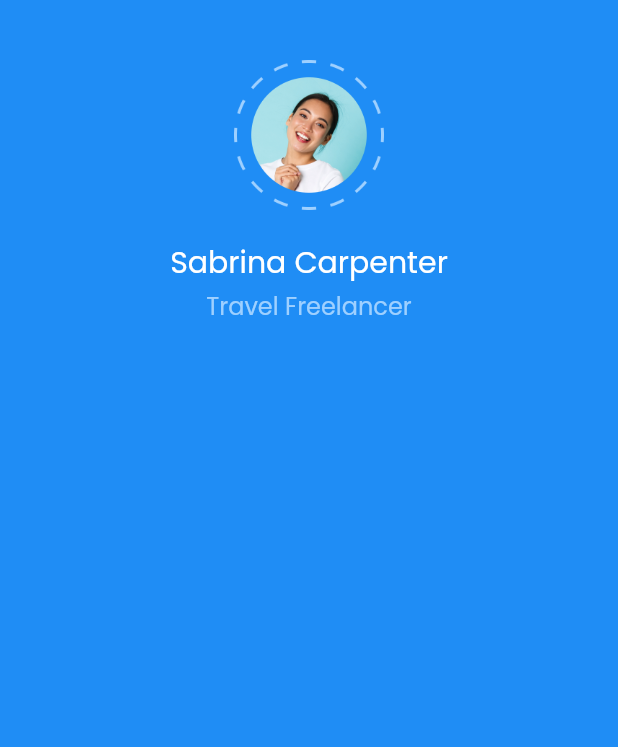
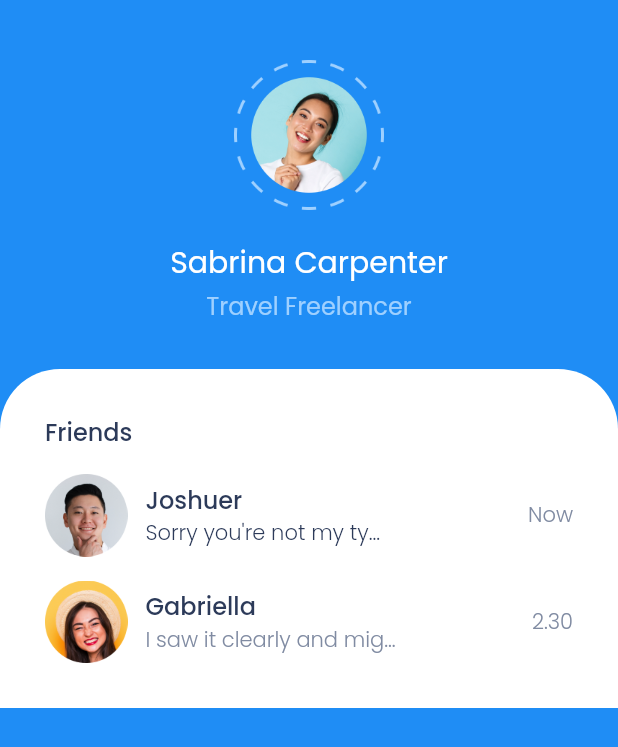
Before and after one commit to haffsriyandrayusuf/bwa_chatty, a Flutter app: the screen it shows after launch, on a phone screen of 412 x 824 dp. Shown: the top 747 px of the screen. Run offline on Flutter 3.47's test engine with Material 2 defaults, Android fonts, the phone set to English and light mode, and no system bars.

Commit message:
membuat tampilan body chat

```diff
--- a/lib/pages/home_page.dart
+++ b/lib/pages/home_page.dart
@@ -1,4 +1,5 @@
 import 'package:bwa_chatty/theme.dart';
+import 'package:bwa_chatty/widgets/chat_tile.dart';
 import 'package:flutter/material.dart';
 
 class HomePage extends StatelessWidget {
@@ -40,6 +41,42 @@ class HomePage extends StatelessWidget {
                   color: lightBlueColor,
                 ),
               ),
+              SizedBox(
+                height: 30,
+              ),
+              Container(
+                width: double.infinity,
+                padding: EdgeInsets.all(30),
+                decoration: BoxDecoration(
+                  color: whiteColor,
+                  borderRadius: BorderRadius.vertical(
+                    top: Radius.circular(40),
+                  ),
+                ),
+                child: Column(
+                  crossAxisAlignment: CrossAxisAlignment.start,
+                  children: [
+                    Text(
+                      'Friends',
+                      style: titleTextStyle,
+                    ),
+                    ChatTile(
+                      chatImage: 'assets/images/friend_pic1.png',
+                      chatName: 'Joshuer',
+                      chatText: "Sorry you're not my ty...",
+                      chatime: 'Now',
+                      unread: true,
+                    ),
+                    ChatTile(
+                      chatImage: 'assets/images/friend_pic2.png',
+                      chatName: 'Gabriella',
+                      chatText: "I saw it clearly and mig...",
+                      chatime: '2.30',
+                      unread: false,
+                    ),
+                  ],
+                ),
+              ),
             ],
           ),
         ),
--- /dev/null
+++ b/lib/widgets/chat_tile.dart
@@ -0,0 +1,59 @@
+import 'package:flutter/material.dart';
+
+import 'package:bwa_chatty/theme.dart';
+
+class ChatTile extends StatelessWidget {
+  final String chatImage;
+  final String chatName;
+  final String chatText;
+  final String chatime;
+  final bool unread;
+  const ChatTile(
+      {Key? key,
+      required this.chatImage,
+      required this.chatName,
+      required this.chatText,
+      required this.chatime,
+      required this.unread})
+      : super(key: key);
+  @override
+  Widget build(BuildContext context) {
+    return Padding(
+      padding: const EdgeInsets.only(top: 16),
+      child: Row(
+        children: [
+          Image.asset(
+            chatImage,
+            height: 55,
+            width: 55,
+          ),
+          SizedBox(
+            width: 12,
+          ),
+          Column(
+            crossAxisAlignment: CrossAxisAlignment.start,
+            children: [
+              Text(
+                chatName,
+                style: titleTextStyle,
+              ),
+              Text(
+                chatText,
+                style: unread
+                    ? subtitleTextStyle.copyWith(
+                        color: blackColor,
+                      )
+                    : subtitleTextStyle,
+              ),
+            ],
+          ),
+          Spacer(),
+          Text(
+            chatime,
+            style: subtitleTextStyle,
+          ),
+        ],
+      ),
+    );
+  }
+}
```
